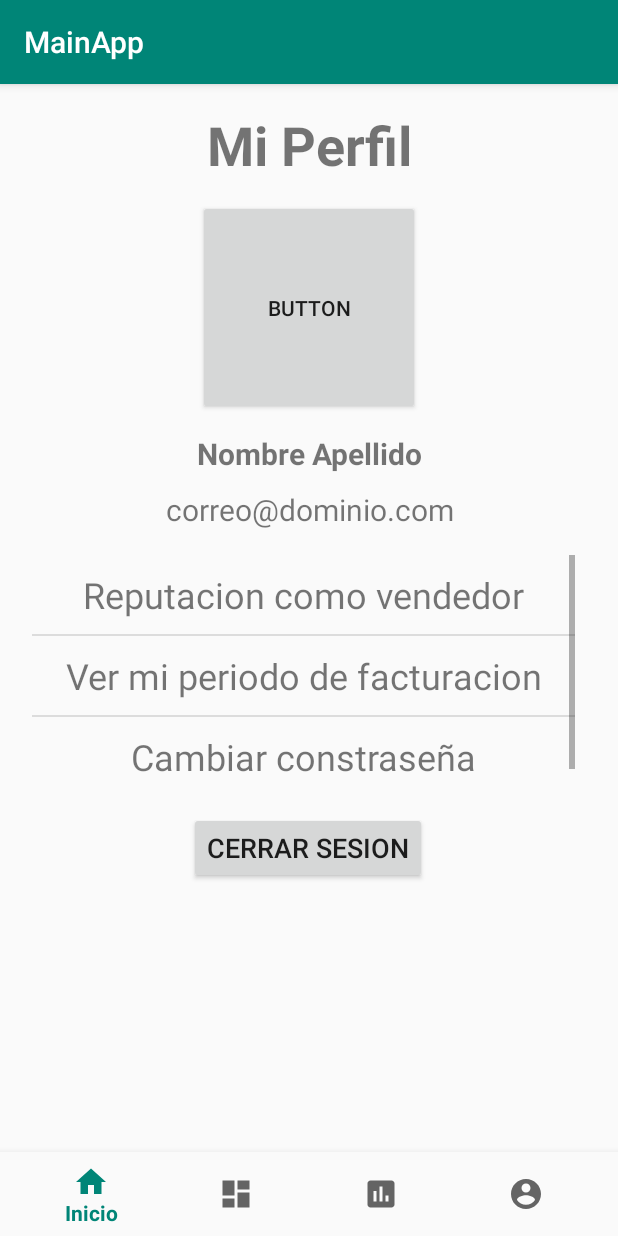
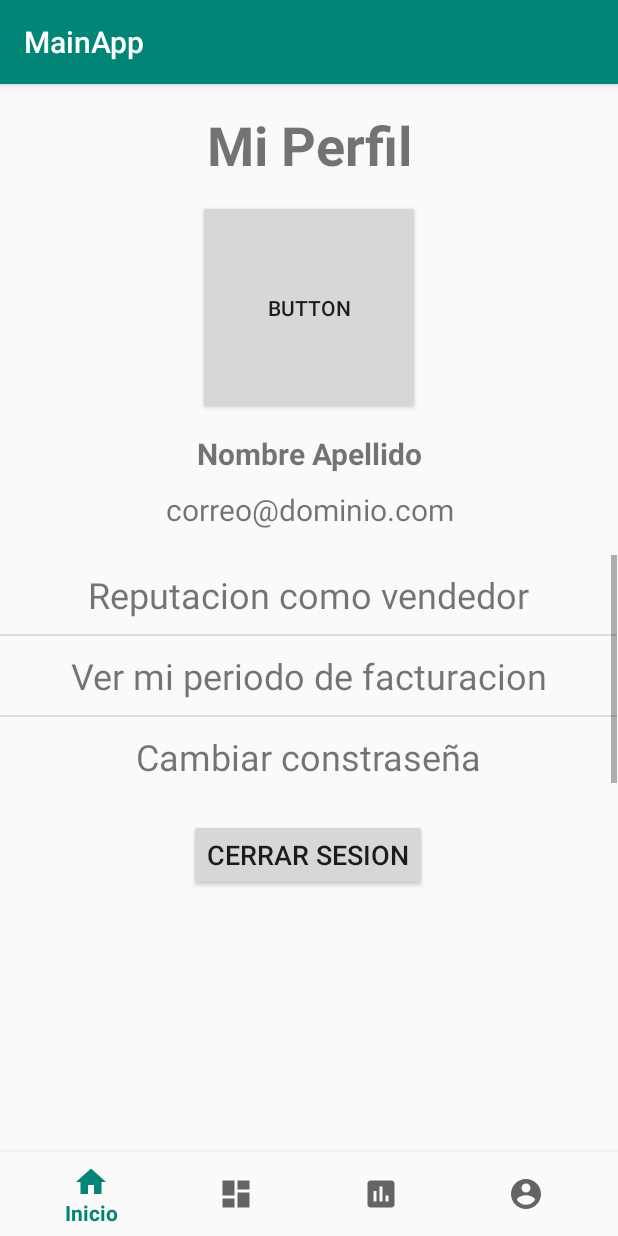
Before and after one commit to Zrisan1/Proyecto_RCON, an Android app: the fragment Profile_Fragment placed in its activity, on a phone screen of 412 x 824 dp. Run offline under Robolectric (Android 15) with nearby library versions, the phone set to English and light mode, and no system bars.

Commit message:
Revert "Update profile_fragment.xml"
This reverts commit 8b98bcf4370d48fe15921f224373ecab7bf24516.

```diff
--- a/app/src/main/res/layout/profile_fragment.xml
+++ b/app/src/main/res/layout/profile_fragment.xml
@@ -50,12 +50,10 @@
 
     <ListView
         android:id="@+id/options_profile"
-        android:layout_width="362dp"
-        android:layout_height="151dp"
+        android:layout_width="411dp"
+        android:layout_height="156dp"
         android:layout_marginTop="16dp"
-        android:layout_marginEnd="8dp"
         android:textAlignment="center"
-        app:layout_constraintEnd_toEndOf="parent"
         app:layout_constraintStart_toStartOf="parent"
         app:layout_constraintTop_toBottomOf="@+id/txt_correo" />
 
```
